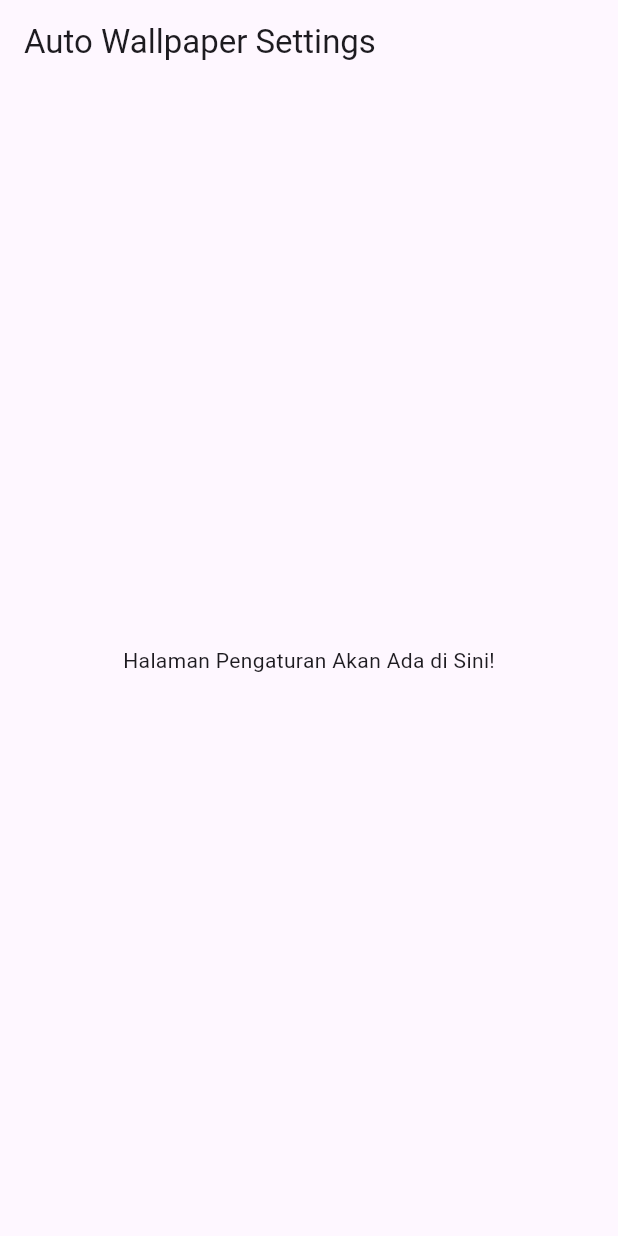
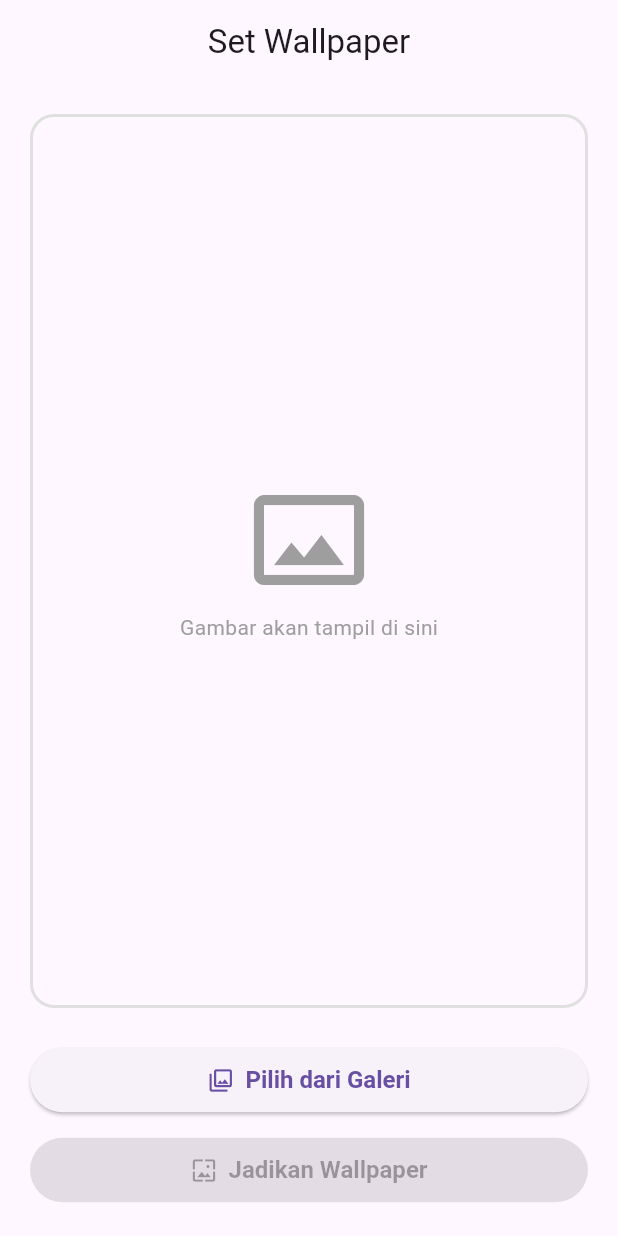
Before and after one commit to aruhaxs/auto-wallpaper, a Flutter app: the screen it shows after launch, on a phone screen of 412 x 824 dp. Run offline on Flutter 3.47's test engine with Material 3 defaults, Android fonts, the phone set to English and light mode, and no system bars; our stand-ins replace image_picker, permission_handler; missing offline and left inert: async_wallpaper.

Commit message:
chore: refactor code

```diff
--- a/lib/features/wallpaper/ui/home_page.dart
+++ b/lib/features/wallpaper/ui/home_page.dart
@@ -1,16 +1,157 @@
+import 'dart:io';
 import 'package:flutter/material.dart';
+import 'package:image_picker/image_picker.dart';
+import 'package:permission_handler/permission_handler.dart';
+import 'package:async_wallpaper/async_wallpaper.dart';
 
-class HomePage extends StatelessWidget {
+class HomePage extends StatefulWidget {
   const HomePage({super.key});
 
   @override
+  State<HomePage> createState() => _HomePageState();
+}
+
+class _HomePageState extends State<HomePage> {
+  File? _selectedImage;
+
+  /// Fungsi investigasi baru untuk izin galeri.
+  Future<void> _pickImageFromGallery() async {
+    print("1. Tombol ditekan. Memulai investigasi izin...");
+
+    // Meminta kedua jenis izin sekaligus
+    Map<Permission, PermissionStatus> statuses = await [
+      Permission.photos,
+      Permission.storage,
+    ].request();
+
+    // Mencetak status dari setiap izin yang kita minta
+    PermissionStatus? photosStatus = statuses[Permission.photos];
+    PermissionStatus? storageStatus = statuses[Permission.storage];
+    print("2. Status Izin FOTO (photos): $photosStatus");
+    print("3. Status Izin PENYIMPANAN (storage): $storageStatus");
+
+    // Lanjutkan jika SALAH SATU dari izin tersebut diberikan
+    if (photosStatus == PermissionStatus.granted || storageStatus == PermissionStatus.granted) {
+      print("4. Setidaknya satu izin DIBERIKAN. Mencoba membuka galeri...");
+      final ImagePicker picker = ImagePicker();
+      final XFile? pickedFile =
+          await picker.pickImage(source: ImageSource.gallery);
+
+      print("5. Proses pemilihan gambar dari galeri selesai.");
+      if (pickedFile != null) {
+        print("6. GAMBAR BERHASIL DIPILIH: ${pickedFile.path}");
+        setState(() {
+          _selectedImage = File(pickedFile.path);
+        });
+      } else {
+        print("7. TIDAK ADA GAMBAR DIPILIH (pengguna membatalkan).");
+      }
+    } else {
+      // Jika kedua izin ditolak
+      print("8. SEMUA Izin DITOLAK. Membuka pengaturan aplikasi...");
+      // Arahkan pengguna ke pengaturan jika izin ditolak secara permanen
+      await openAppSettings();
+    }
+    print("9. Fungsi _pickImageFromGallery selesai dieksekusi.");
+  }
+
+  /// Fungsi untuk mengatur wallpaper (tidak diubah).
+  Future<void> _setWallpaper() async {
+    if (_selectedImage == null) {
+      ScaffoldMessenger.of(context).showSnackBar(
+        const SnackBar(content: Text('Silakan pilih gambar terlebih dahulu!')),
+      );
+      return;
+    }
+    try {
+      String filePath = _selectedImage!.path;
+      await AsyncWallpaper.setWallpaperFromFile(
+        filePath: filePath,
+        wallpaperLocation: AsyncWallpaper.HOME_SCREEN,
+      );
+      if (mounted) {
+        ScaffoldMessenger.of(context).showSnackBar(
+          const SnackBar(content: Text('Wallpaper berhasil diubah!')),
+        );
+      }
+    } catch (e) {
+      if (mounted) {
+        ScaffoldMessenger.of(context).showSnackBar(
+          SnackBar(content: Text('Gagal mengubah wallpaper: $e')),
+        );
+      }
+    }
+  }
+
+  @override
   Widget build(BuildContext context) {
+    // UI tidak diubah, tetap sama
     return Scaffold(
       appBar: AppBar(
-        title: const Text('Auto Wallpaper Settings'),
+        title: const Text('Set Wallpaper'),
+        centerTitle: true,
       ),
-      body: const Center(
-        child: Text('Halaman Pengaturan Akan Ada di Sini!'),
+      body: Padding(
+        padding: const EdgeInsets.all(20.0),
+        child: Column(
+          crossAxisAlignment: CrossAxisAlignment.stretch,
+          children: [
+            Expanded(
+              child: Container(
+                decoration: BoxDecoration(
+                  border: Border.all(color: Colors.grey.shade300, width: 2),
+                  borderRadius: BorderRadius.circular(16),
+                ),
+                child: Center(
+                  child: _selectedImage == null
+                      ? const Column(
+                          mainAxisAlignment: MainAxisAlignment.center,
+                          children: [
+                            Icon(Icons.photo_size_select_actual_outlined,
+                                size: 80, color: Colors.grey),
+                            SizedBox(height: 8),
+                            Text('Gambar akan tampil di sini',
+                                style: TextStyle(color: Colors.grey)),
+                          ],
+                        )
+                      : ClipRRect(
+                          borderRadius: BorderRadius.circular(14.0),
+                          child: Image.file(
+                            _selectedImage!,
+                            fit: BoxFit.cover,
+                            width: double.infinity,
+                            height: double.infinity,
+                          ),
+                        ),
+                ),
+              ),
+            ),
+            const SizedBox(height: 24),
+            ElevatedButton.icon(
+              onPressed: _pickImageFromGallery,
+              icon: const Icon(Icons.photo_library_outlined),
+              label: const Text('Pilih dari Galeri'),
+              style: ElevatedButton.styleFrom(
+                padding: const EdgeInsets.symmetric(vertical: 12),
+                textStyle: const TextStyle(
+                    fontSize: 16, fontWeight: FontWeight.bold),
+              ),
+            ),
+            const SizedBox(height: 12),
+            ElevatedButton.icon(
+              onPressed: _selectedImage == null ? null : _setWallpaper,
+              icon: const Icon(Icons.wallpaper),
+              label: const Text('Jadikan Wallpaper'),
+              style: ElevatedButton.styleFrom(
+                backgroundColor: Colors.green,
+                foregroundColor: Colors.white,
+                padding: const EdgeInsets.symmetric(vertical: 12),
+                textStyle: const TextStyle(
+                    fontSize: 16, fontWeight: FontWeight.bold),
+              ),
+            ),
+          ],
+        ),
       ),
     );
   }
--- a/lib/main.dart
+++ b/lib/main.dart
@@ -12,6 +12,7 @@ class MyApp extends StatelessWidget {
   Widget build(BuildContext context) {
     return MaterialApp(
       title: 'Auto Wallpaper',
+      debugShowCheckedModeBanner: false,
       theme: ThemeData(
         primarySwatch: Colors.blue,
         useMaterial3: true,
--- a/pubspec.yaml
+++ b/pubspec.yaml
@@ -32,7 +32,7 @@ dependencies:
     sdk: flutter
   flutter_riverpod: ^2.5.1
   flutter_background_service: ^5.0.1
-  flutter_wallpaper_manager: ^0.0.4
+  async_wallpaper: ^2.1.0
   image_picker: ^1.1.2
   hive: ^2.2.3
   hive_flutter: ^1.1.0
```
Also changed, not shown: pubspec.lock, 3 other files.
